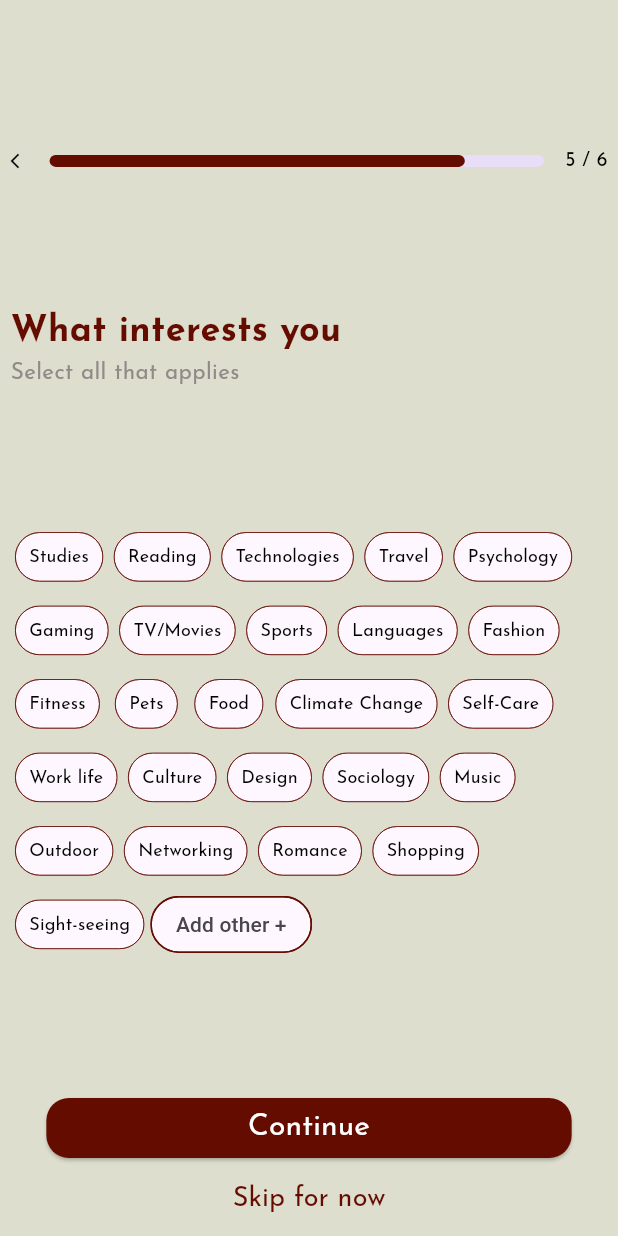
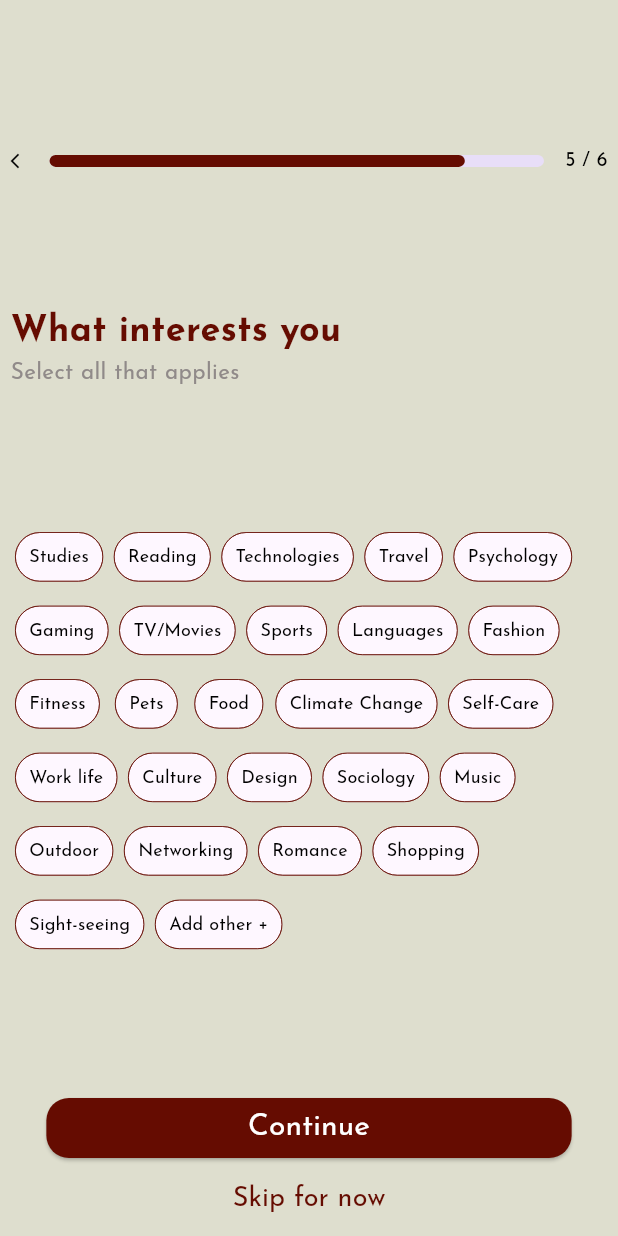
Before and after one commit to mustapha-amin/speak_sphere, a Flutter app: the screen it shows after launch, on a phone screen of 412 x 824 dp. Run offline on Flutter 3.47's test engine with Material 3 defaults, Android fonts, the phone set to English and light mode, and no system bars; our stand-ins replace dotted_border, flutter_svg.

Commit message:
fixed home screen

```diff
--- a/lib/constants/data.dart
+++ b/lib/constants/data.dart
@@ -26,6 +26,7 @@ List<String> interests = [
   "Romance",
   "Shopping",
   "Sight-seeing",
+  "Add other +"
 ];
 
 List<Learning> learningList = [
--- a/lib/screens/setup.dart
+++ b/lib/screens/setup.dart
@@ -3,7 +3,7 @@ import 'package:speak_sphere/constants/appcolors.dart';
 import 'package:speak_sphere/screens/btm_nav_bar.dart';
 import 'package:speak_sphere/utils/extensions.dart';
 import 'package:speak_sphere/utils/textstyle.dart';
-
+import 'package:dotted_border/dotted_border.dart';
 import '../constants/data.dart';
 
 class SetupScreen extends StatefulWidget {
@@ -101,16 +101,6 @@ class _SetupScreenState extends State<SetupScreen> {
                   },
                 ).padX(3),
               ),
-              FilterChip(
-                label: const Text("Add other +"),
-                shape: RoundedRectangleBorder(
-                  borderRadius: BorderRadius.circular(30),
-                  side: const BorderSide(
-                    color: Color(0xFF650C01),
-                  ),
-                ),
-                onSelected: (_) {},
-              )
             ],
           ),
           Column(
@@ -126,7 +116,7 @@ class _SetupScreenState extends State<SetupScreen> {
                     ),
                   ),
                   onPressed: () {
-                    context.push(BtmNavBar());
+                    context.push(const BtmNavBar());
                   },
                   child: Text(
                     "Continue",
--- a/pubspec.yaml
+++ b/pubspec.yaml
@@ -7,6 +7,7 @@ environment:
   sdk: '>=3.2.3 <4.0.0'
 
 dependencies:
+  dotted_border: ^2.1.0
   flutter:
     sdk: flutter
   flutter_svg: ^2.0.9
```
Also changed, not shown: lib/screens/home.dart (+11 -4 lines), lib/widgets/home_header.dart (+10 -2 lines), lib/widgets/learning_widget.dart (+6 -2 lines), pubspec.lock.
